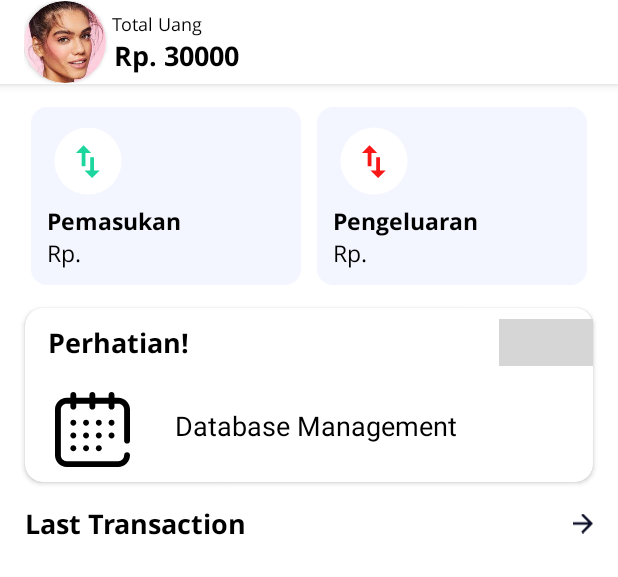
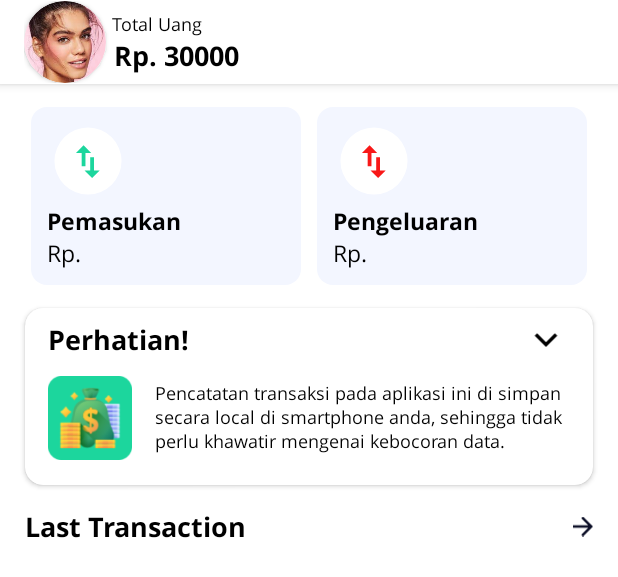
Before and after one commit to wikuyn/MyDoku, an Android app: the layout fragment_home.xml on its own in the app's theme, with its tools: preview values and no code run, on a phone screen of 412 x 824 dp. Shown: the top 577 px of the screen. Run offline under Robolectric (Android 15) with nearby library versions, the phone set to English and light mode, and no system bars; grey boxes are pictures that could not be loaded.

Commit message:
Memperbaiki homefragment

```diff
--- /dev/null
+++ b/app/src/main/res/drawable/arrow.xml
@@ -0,0 +1,8 @@
+<vector android:height="24dp"
+    android:width="24dp"
+    android:viewportHeight="1024"
+    android:viewportWidth="1024"
+    xmlns:android="http://schemas.android.com/apk/res/android">
+    <path android:fillColor="#000000"
+        android:pathData="M705.6,376.2L512,569.8 318.5,376.2 266.7,428 512,673.2 757.3,428z"/>
+</vector>
--- /dev/null
+++ b/app/src/main/res/drawable/bg_center_nav.xml
@@ -0,0 +1,6 @@
+<?xml version="1.0" encoding="UTF-8"?>
+<shape xmlns:android="http://schemas.android.com/apk/res/android">
+    <solid android:color="#1CD69D"/>
+    <stroke android:width="5dp" android:color="@android:color/white"/>
+    <corners android:radius="20dp"/>
+</shape>
--- /dev/null
+++ b/app/src/main/res/drawable/writing.xml
@@ -0,0 +1,4 @@
+<vector android:height="24dp" android:viewportHeight="24"
+    android:viewportWidth="24" android:width="24dp" xmlns:android="http://schemas.android.com/apk/res/android">
+    <path android:fillColor="#000000" android:pathData="M17.093,1.293l-11.2,11.2a0.99,0.99 0,0 0,-0.242 0.391l-1.6,4.8A1,1 0,0 0,5 19a1.014,1.014 0,0 0,0.316 -0.051l4.8,-1.6a1.006,1.006 0,0 0,0.391 -0.242l11.2,-11.2a1,1 0,0 0,0 -1.414l-3.2,-3.2A1,1 0,0 0,17.093 1.293ZM9.26,15.526l-2.679,0.893 0.893,-2.679L17.8,3.414 19.586,5.2ZM3,21H20a1,1 0,0 1,0 2H3a1,1 0,0 1,0 -2Z"/>
+</vector>
--- a/app/src/main/res/layout/activity_bottom_navigation.xml
+++ b/app/src/main/res/layout/activity_bottom_navigation.xml
@@ -21,6 +21,7 @@
         android:layout_width="match_parent"
         android:layout_height="wrap_content"
         app:labelVisibilityMode="unlabeled"
+        android:tooltipText="@null"
         app:elevation="0dp"
         app:layout_constraintBottom_toBottomOf="parent"
         app:layout_constraintEnd_toEndOf="parent"
--- a/app/src/main/res/layout/fragment_home.xml
+++ b/app/src/main/res/layout/fragment_home.xml
@@ -207,7 +207,6 @@
 
                     </LinearLayout>
                 </LinearLayout>
-
             </LinearLayout>
 
             <androidx.cardview.widget.CardView
@@ -232,6 +231,7 @@
                         android:layout_width="match_parent"
                         android:layout_height="wrap_content"
                         android:orientation="horizontal"
+                        android:gravity="center_vertical"
                         android:weightSum="6"
                         app:layout_constraintLeft_toLeftOf="parent"
                         app:layout_constraintRight_toRightOf="parent"
@@ -242,9 +242,9 @@
                             android:layout_width="match_parent"
                             android:layout_height="wrap_content"
                             android:layout_marginStart="@dimen/_12sdp"
-                            android:layout_marginTop="@dimen/_8sdp"
+                            android:layout_marginTop="@dimen/_4sdp"
+                            android:layout_marginBottom="@dimen/_4sdp"
                             android:layout_marginEnd="@dimen/_12sdp"
-                            android:layout_marginBottom="@dimen/_8sdp"
                             android:layout_weight="1"
                             android:fontFamily="@font/open_sans_bold"
                             android:text="Perhatian!"
@@ -259,6 +259,8 @@
                             android:id="@+id/btnShow"
                             android:layout_width="match_parent"
                             android:layout_height="@dimen/_24sdp"
+                            android:layout_marginTop="@dimen/_4sdp"
+                            android:layout_marginBottom="@dimen/_4sdp"
                             android:layout_weight="5"
                             android:layout_gravity="center"
                             android:src="@drawable/arrow"
@@ -284,22 +286,25 @@
                             android:orientation="horizontal">
 
                             <ImageView
-                                android:layout_width="50dp"
-                                android:layout_height="50dp"
-                                android:layout_marginStart="20dp"
-                                android:layout_marginTop="10dp"
-                                android:layout_marginEnd="10dp"
-                                android:layout_marginBottom="10dp"
-                                android:src="@drawable/ic_calender" />
+                                android:layout_width="@dimen/_43sdp"
+                                android:layout_height="@dimen/_43sdp"
+                                android:layout_gravity="center_vertical"
+                                android:layout_marginStart="@dimen/_12sdp"
+                                android:layout_marginTop="@dimen/_5sdp"
+                                android:layout_marginBottom="@dimen/_10sdp"
+                                android:src="@drawable/money" />
 
                             <TextView
                                 android:layout_width="wrap_content"
                                 android:layout_height="wrap_content"
-                                android:layout_marginStart="20dp"
-                                android:layout_marginTop="20dp"
-                                android:text="Database Management"
-                                android:textColor="#000000"
-                                android:textSize="@dimen/_14ssp" />
+                                android:layout_marginStart="@dimen/_12sdp"
+                                android:layout_marginTop="@dimen/_5sdp"
+                                android:layout_marginEnd="@dimen/_12sdp"
+                                android:layout_marginBottom="@dimen/_12sdp"
+                                android:text="@string/peringatan"
+                                android:fontFamily="@font/open_sans"
+                                android:textColor="@color/black"
+                                android:textSize="@dimen/_9ssp" />
                         </LinearLayout>
 
                     </LinearLayout>
--- a/app/src/main/res/values/strings.xml
+++ b/app/src/main/res/values/strings.xml
@@ -13,6 +13,7 @@
     <string name="singin_with_your_pass">Signin with your username</string>
     <!-- TODO: Remove or change this placeholder text -->
     <string name="hello_blank_fragment">Hello blank fragment</string>
+    <string name="peringatan">Pencatatan transaksi pada aplikasi ini di simpan secara local di smartphone anda, sehingga tidak perlu khawatir mengenai kebocoran data. </string>
     <string name="large_text">Lorem ipsum dolor sit amet, consectetur adipiscing elit. Sed condimentum nulla urna, et sodales lorem elementum a. Aliquam ac nisi quis eros molestie efficitur. Mauris nec consectetur neque, aliquam pulvinar ante. Aliquam volutpat at lectus nec congue. Nullam feugiat dui quis nisi efficitur, ornare ornare mauris porttitor. Nullam sed nunc eu libero condimentum malesuada. Phasellus consectetur a dolor quis facilisis. Vivamus ultrices rhoncus sapien. Vestibulum in felis mattis, commodo nisl at, imperdiet sem. Suspendisse convallis massa tempor facilisis egestas. Aliquam erat volutpat.
 
 Phasellus venenatis aliquet nisi. Phasellus rutrum dolor eu enim posuere, non feugiat turpis porttitor. Curabitur vel aliquet nibh, sit amet maximus turpis. Mauris vitae leo quis erat tempor ultricies. Pellentesque vitae suscipit dolor. Praesent efficitur accumsan erat, ac mattis ipsum tempus vitae. Sed maximus placerat pretium. Cras sed iaculis mauris. Ut orci dui, facilisis nec elementum sed, scelerisque quis erat. Nunc fringilla dapibus neque, a interdum ipsum pulvinar ut. Donec mi massa, finibus at tempus hendrerit, commodo a augue.
```
Also changed, not shown: app/src/main/java/com/moneymanagement/mywalletpro/Model/Relation/TransaksiWithUser.kt (added, +17 -0 lines), app/src/main/java/com/moneymanagement/mywalletpro/Model/Relation/TransaksiWithUserRef.kt (added, +9 -0 lines), app/src/main/java/com/moneymanagement/mywalletpro/Model/Relation/UserWithTransaksi.kt (added, +17 -0 lines), app/src/main/java/com/moneymanagement/mywalletpro/activities/BottomNav/BottomNavigationActivity.kt (+12 -8 lines), app/src/main/res/drawable/add.xml (added, +9 -0 lines), app/src/main/res/drawable/calendar.xml (added, +45 -0 lines), app/src/main/res/drawable/money.png (added), app/src/main/res/drawable/patterngreen.png (added).
